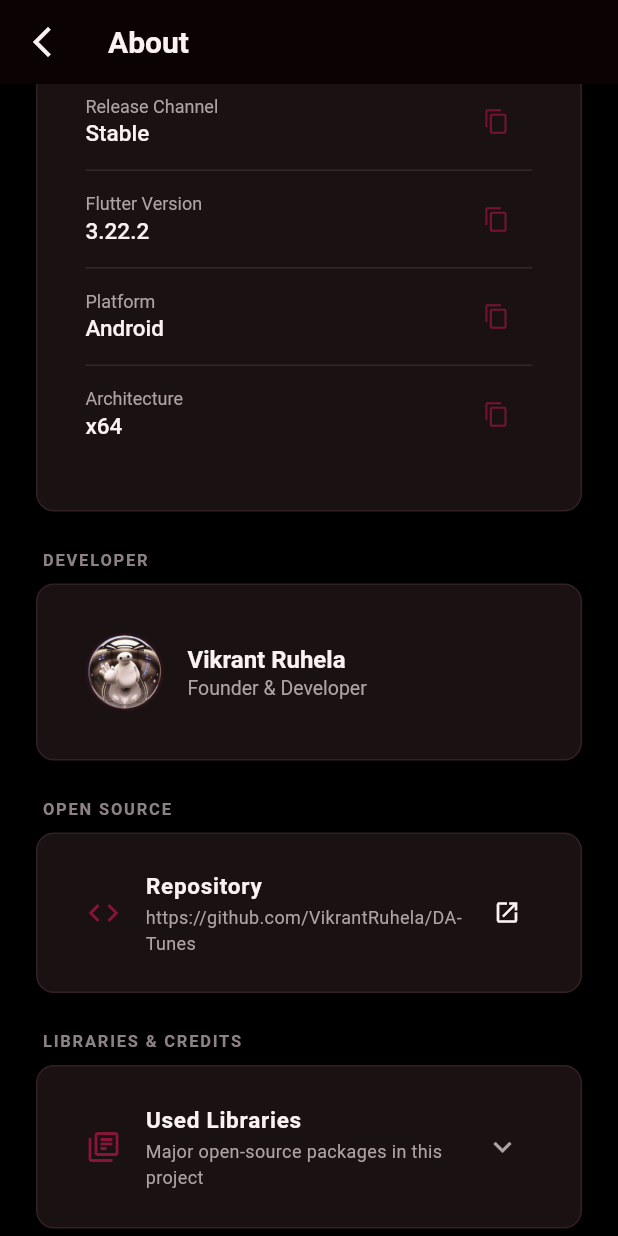
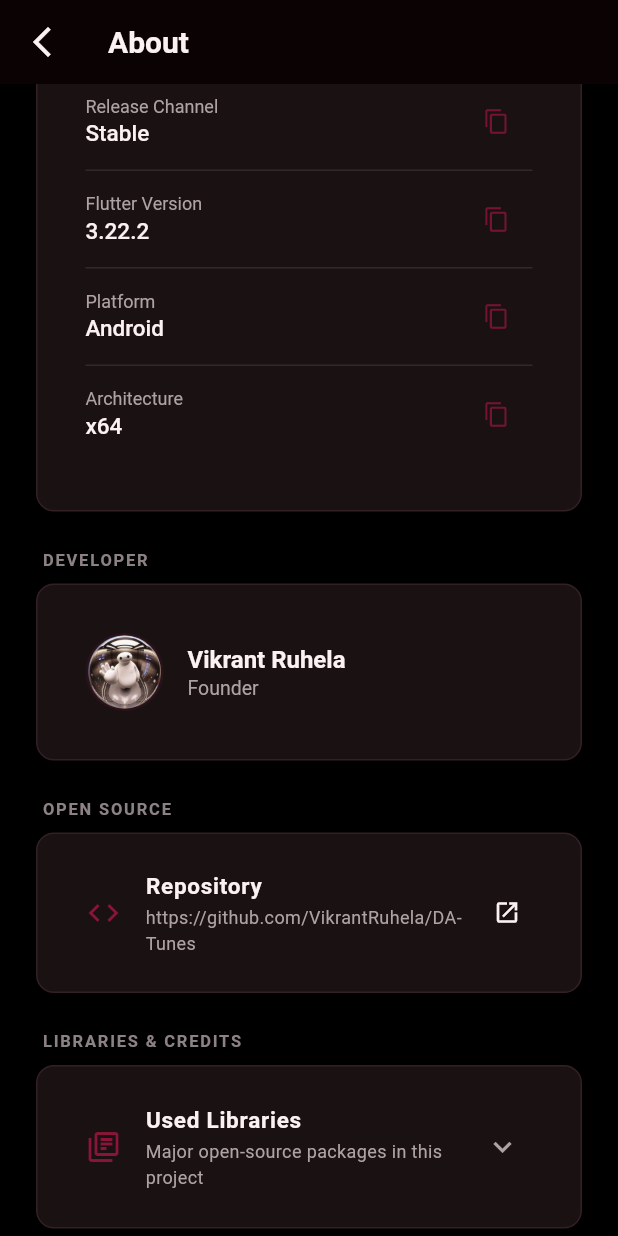
Before and after one commit to VikrantRuhela/DA-Music, a Flutter app: the AboutPage screen opened directly, scrolled down 1152 dp, on a phone screen of 412 x 824 dp. Run offline on Flutter 3.47's test engine with Material 3 defaults, Android fonts, the phone set to English and light mode, and no system bars; drawn by our look-alikes of flutter_animate; our stand-ins replace audio_service, audioplayers, drift, file_picker, flutter_riverpod, flutter_secure_storage and 6 more; missing offline and left inert: audio_metadata_reader, desktop_webview_window, media_kit, webview_flutter_windows, window_manager, youtube_explode_dart; accounts and stored records are empty; generated files the repository leaves out were written again; statements that could not run were skipped.

Commit message:
Change developer role to Founder

```diff
--- a/lib/features/settings/presentation/about_page.dart
+++ b/lib/features/settings/presentation/about_page.dart
@@ -235,7 +235,7 @@ class AboutPage extends ConsumerWidget {
                           ),
                           const SizedBox(height: 2.0),
                           Text(
-                            'Founder & Developer',
+                            'Founder',
                             style: typography.body.copyWith(fontSize: 13.0, color: colors.textSecondary),
                           ),
                         ],
```
